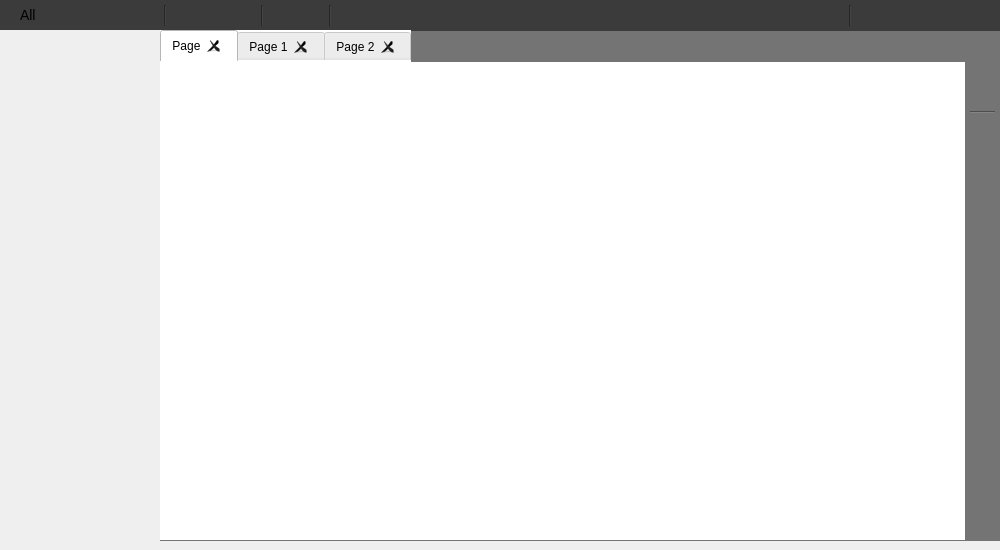
Above: Update/Logic_Gate_Simulator/Dialogs/dlg_home.ui from ElliotHarding/Logic-Gate-Simulator before the change. Below: the same form after it.
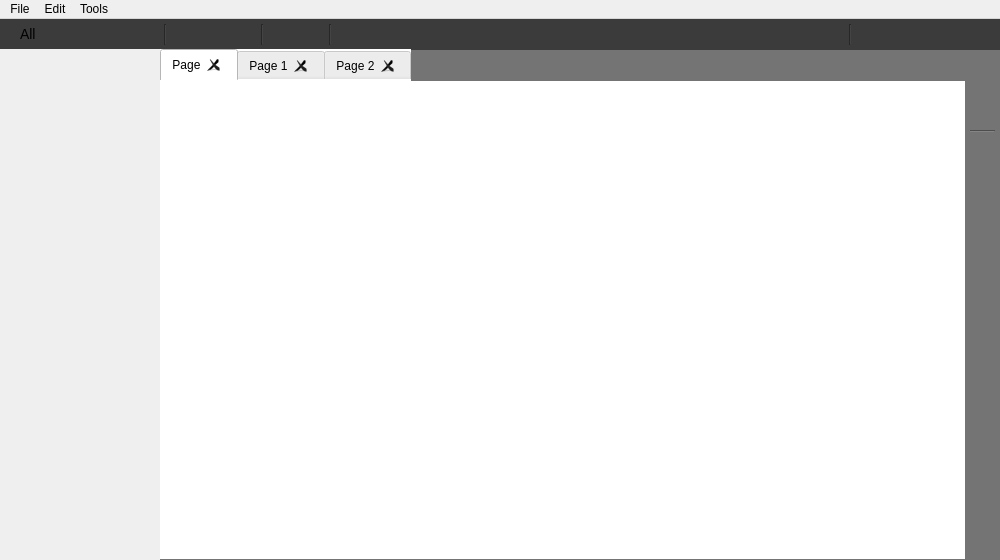
That is the form after the change. Icons and pictures are not drawn.

Commit message: Accounting for offsets of newly added menu bar

```diff
--- a/Update/Logic_Gate_Simulator/Dialogs/dlg_home.ui
+++ b/Update/Logic_Gate_Simulator/Dialogs/dlg_home.ui
@@ -7,7 +7,7 @@
     <x>0</x>
     <y>0</y>
     <width>1000</width>
-    <height>550</height>
+    <height>560</height>
    </rect>
   </property>
   <property name="windowTitle">
@@ -16,6 +16,18 @@
   <property name="styleSheet">
    <string notr="true"/>
   </property>
+  <property name="documentMode">
+   <bool>false</bool>
+  </property>
+  <property name="tabShape">
+   <enum>QTabWidget::Rounded</enum>
+  </property>
+  <property name="dockNestingEnabled">
+   <bool>false</bool>
+  </property>
+  <property name="unifiedTitleAndToolBarOnMac">
+   <bool>false</bool>
+  </property>
   <widget class="QWidget" name="centralwidget">
    <widget class="QTabWidget" name="PlayField">
     <property name="geometry">
@@ -353,7 +365,7 @@
     <property name="geometry">
      <rect>
       <x>300</x>
-      <y>5</y>
+      <y>4</y>
       <width>24</width>
       <height>24</height>
      </rect>
@@ -385,7 +397,7 @@
     <property name="geometry">
      <rect>
       <x>270</x>
-      <y>5</y>
+      <y>4</y>
       <width>24</width>
       <height>24</height>
      </rect>
@@ -706,6 +718,53 @@
    <zorder>PlayField</zorder>
    <zorder>comboBox</zorder>
   </widget>
+  <widget class="QMenuBar" name="menuBar">
+   <property name="geometry">
+    <rect>
+     <x>0</x>
+     <y>0</y>
+     <width>1000</width>
+     <height>21</height>
+    </rect>
+   </property>
+   <property name="defaultUp">
+    <bool>false</bool>
+   </property>
+   <property name="nativeMenuBar">
+    <bool>true</bool>
+   </property>
+   <widget class="QMenu" name="menuFile">
+    <property name="title">
+     <string>File</string>
+    </property>
+    <addaction name="actionNew_page_2"/>
+    <addaction name="actionSave"/>
+    <addaction name="actionLoad"/>
+   </widget>
+   <widget class="QMenu" name="menuTools">
+    <property name="title">
+     <string>Tools</string>
+    </property>
+    <addaction name="actionPan"/>
+    <addaction name="actionDrag"/>
+    <addaction name="actionEdit"/>
+    <addaction name="actionDelete"/>
+    <addaction name="actionLink"/>
+    <addaction name="actionDelete_Link"/>
+    <addaction name="actionZoom"/>
+    <addaction name="actionZoom_2"/>
+   </widget>
+   <widget class="QMenu" name="menuEdit">
+    <property name="title">
+     <string>Edit</string>
+    </property>
+    <addaction name="actionUndo"/>
+    <addaction name="actionRedo"/>
+   </widget>
+   <addaction name="menuFile"/>
+   <addaction name="menuEdit"/>
+   <addaction name="menuTools"/>
+  </widget>
   <action name="actionNew_page">
    <property name="text">
     <string>New page</string>
```
Left out of the diff: 73 changed lines with no effect on the pictures. The commit also changes 1 other file.
